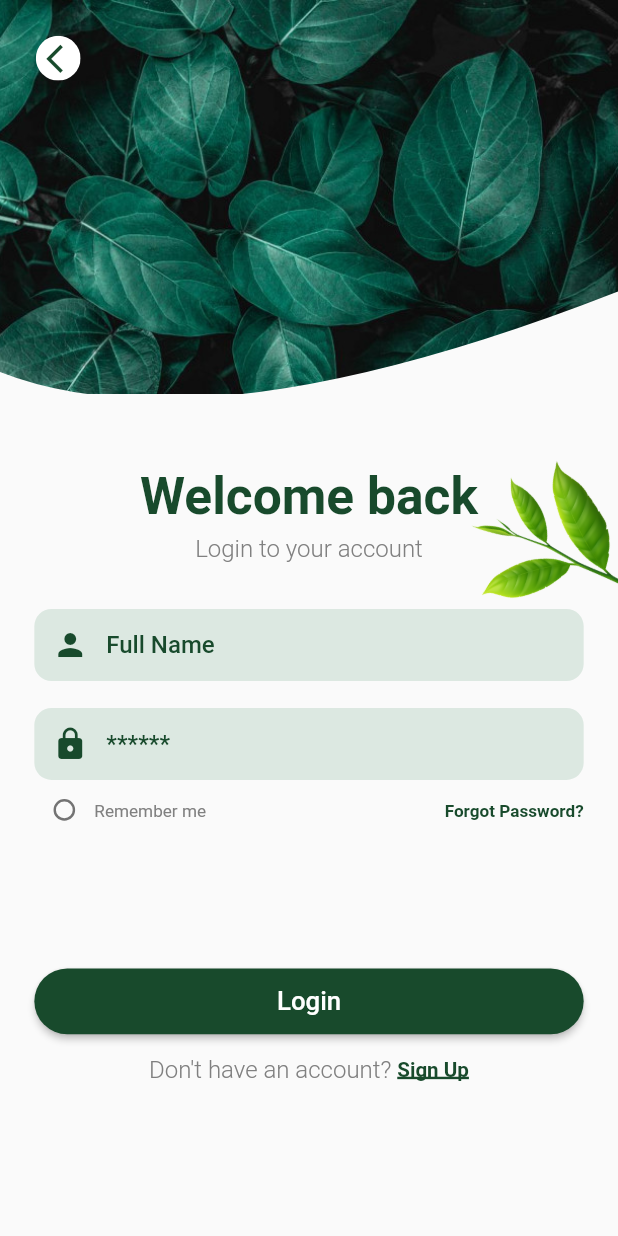
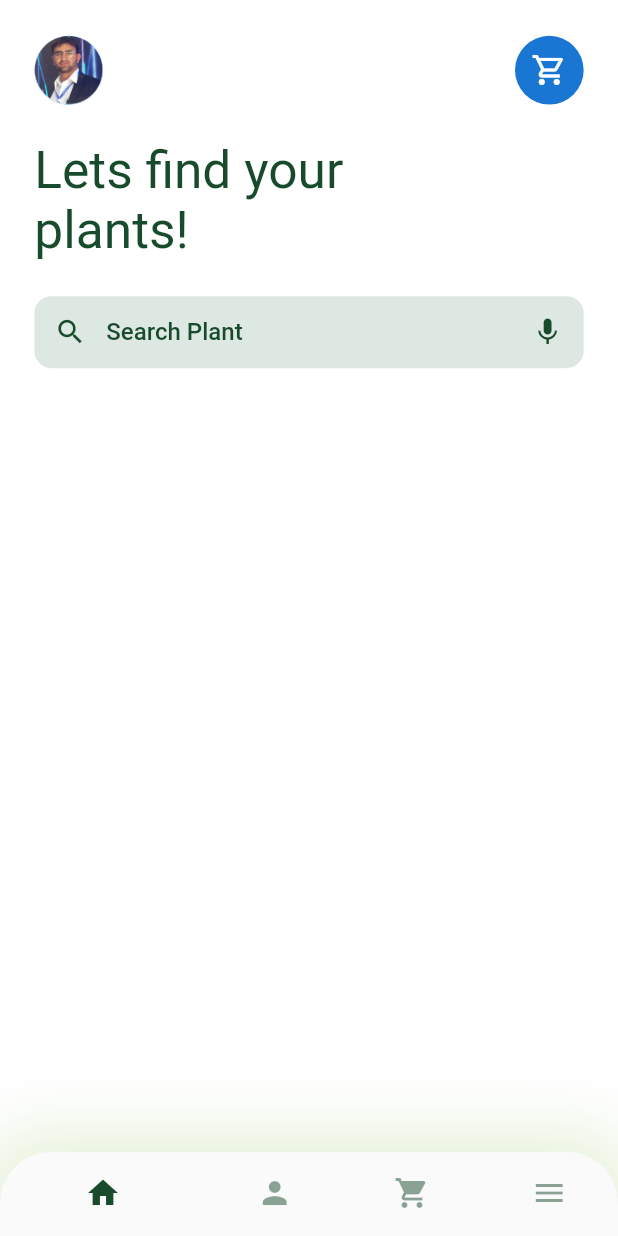
Before and after one commit to Zia9335/flutter-plant-app, a Flutter app: the screen it shows after launch, after a tap on "Login", on a phone screen of 412 x 824 dp. Run offline on Flutter 3.47's test engine with Material 2 defaults, Android fonts, the phone set to English and light mode, and no system bars; our stand-ins replace flutter_screenutil; Roboto replaces fonts that are missing (Poppins).

Commit message:
Home Screen with Search

```diff
--- a/lib/main.dart
+++ b/lib/main.dart
@@ -1,5 +1,6 @@
 import 'package:flutter/material.dart';
 import 'package:flutter_screenutil/flutter_screenutil.dart';
+import 'package:w3/core/constants/colors_constants.dart';
 import 'package:w3/ui/screens/login/login_screen.dart';
 
 void main() {
@@ -21,6 +22,7 @@ class MyApp extends StatelessWidget {
           useInheritedMediaQuery: true,
           title: 'Zia-antonx-task-week-3',
           theme: ThemeData(
+            scaffoldBackgroundColor: Colors.white,
             primarySwatch: Colors.blue,
           ),
           home: LoginScreen(),
--- a/lib/ui/custom_widgets/custom_widgets.dart
+++ b/lib/ui/custom_widgets/custom_widgets.dart
@@ -3,10 +3,6 @@ import 'package:flutter_screenutil/flutter_screenutil.dart';
 import 'package:w3/core/constants/text_style.dart';
 import 'package:w3/core/constants/colors_constants.dart';
 import 'package:w3/core/constants/buttons_style.dart';
-
-
-
-
 
 //This the Clipper of logIn screen top big image
 class LoginScreenClipper extends CustomClipper<Path> {
@@ -30,32 +26,43 @@ class LoginScreenClipper extends CustomClipper<Path> {
   bool shouldReclip(CustomClipper<Path> oldClipper) => false;
 }
 
-
-
-
-
 //Custom Text Field
 class CustomTextField extends StatelessWidget {
   const CustomTextField(
       {Key? key,
-        required this.iconData,
-        this.textInputType,
-        this.obscureText,
-        required this.hintText,
-        this.inputBorder})
+      required this.prefixIconData,
+      this.textInputType,
+      this.obscureText,
+      required this.hintText,
+      this.suffixIconData,
+      this.inputBorder})
       : super(key: key);
+
+  // variables
   final String hintText;
   final bool? obscureText;
   final TextInputType? textInputType;
   final InputBorder? inputBorder;
-  final IconData iconData;
+  final IconData prefixIconData;
+  final IconData? suffixIconData;
   @override
   Widget build(BuildContext context) {
     return TextField(
       keyboardType: textInputType ?? TextInputType.text,
       obscureText: obscureText ?? false,
+
+      //This is the text field style and decoration
       decoration: InputDecoration(
-        prefixIcon: Icon(iconData, color: kDarkGreen),
+        suffixIcon: Icon(
+          suffixIconData,
+          color: kDarkGreen,
+          size: 18.h,
+        ),
+        prefixIcon: Icon(
+          prefixIconData,
+          color: kDarkGreen,
+          size: 18.h,
+        ),
         focusedBorder: OutlineInputBorder(
           borderSide: BorderSide(color: kDarkGreen, width: 1.w),
         ),
@@ -74,55 +81,52 @@ class CustomTextField extends StatelessWidget {
   }
 }
 
-
-
-
-
-
 /* SignUp Screen Text "By signing you agree to our Team
 of use and privacy notice"
  */
 class RichTextAgreeWithTeamText extends StatelessWidget {
-
-
-
   @override
   Widget build(BuildContext context) {
     return RichText(
       textAlign: TextAlign.center,
-      text: TextSpan(
-
-          children: [
-            TextSpan(text: 'By signing you agree to our ',
-              style: kTextFieldHintsTextStyle.copyWith(fontWeight: FontWeight.bold, ),),
-            TextSpan(text: 'Team of use ',
-                style: kTextFieldHintsTextStyle.copyWith(color: kGrey,)),
-            TextSpan(text: '\nand ',
-              style: kTextFieldHintsTextStyle.copyWith(fontWeight: FontWeight.bold),),
-            TextSpan(text: 'privacy notice ',
-                style: kTextFieldHintsTextStyle.copyWith(color: kGrey,)),
-          ]
-      ),);
+      text: TextSpan(children: [
+        TextSpan(
+          text: 'By signing you agree to our ',
+          style: kTextFieldHintsTextStyle.copyWith(
+            fontWeight: FontWeight.bold,
+          ),
+        ),
+        TextSpan(
+            text: 'Team of use ',
+            style: kTextFieldHintsTextStyle.copyWith(
+              color: kGrey,
+            )),
+        TextSpan(
+          text: '\nand ',
+          style: kTextFieldHintsTextStyle.copyWith(fontWeight: FontWeight.bold),
+        ),
+        TextSpan(
+            text: 'privacy notice ',
+            style: kTextFieldHintsTextStyle.copyWith(
+              color: kGrey,
+            )),
+      ]),
+    );
   }
 }
 
-
-
-
 //Custom Elevated Button
 class CustomElevatedButton extends StatelessWidget {
-  const CustomElevatedButton({
-    Key? key, required this.function, required this.buttonText
-  }) : super(key: key);
+  const CustomElevatedButton(
+      {Key? key, required this.function, required this.buttonText})
+      : super(key: key);
   final VoidCallback function;
   final String buttonText;
-
 
   @override
   Widget build(BuildContext context) {
     return ElevatedButton(
       onPressed: function,
-
       child: Padding(
         padding: EdgeInsets.symmetric(
           vertical: 10.0.h,
@@ -136,8 +140,6 @@ class CustomElevatedButton extends StatelessWidget {
     );
   }
 }
-
-
 
 // repeated Small Leaves Picture
 class SmallLeavesPicture extends StatelessWidget {
@@ -165,14 +167,10 @@ class SmallLeavesPicture extends StatelessWidget {
   }
 }
 
-
-
-
 // repeated CircularBackButton
 class CircularBackButton extends StatelessWidget {
-  const CircularBackButton({
-    Key? key, required this.onTapFuction
-  }) : super(key: key);
+  const CircularBackButton({Key? key, required this.onTapFuction})
+      : super(key: key);
 
   final VoidCallback onTapFuction;
 
@@ -200,3 +198,25 @@ class CircularBackButton extends StatelessWidget {
     );
   }
 }
+
+// repeated Gesture Detector CircularAvatar
+class GestureCircularAvatar extends StatelessWidget {
+  const GestureCircularAvatar(
+      {Key? key, required this.function, this.child, this.imageUrl})
+      : super(key: key);
+
+  final VoidCallback function;
+  final Widget? child;
+  final imageUrl;
+  @override
+  Widget build(BuildContext context) {
+    return GestureDetector(
+      onTap: function,
+      child: CircleAvatar(
+        backgroundImage: imageUrl == null ? null : AssetImage(imageUrl),
+        child: child,
+        radius: 20.r,
+      ),
+    );
+  }
+}
--- a/lib/ui/screens/home/home_screen.dart
+++ b/lib/ui/screens/home/home_screen.dart
@@ -0,0 +1,91 @@
+import 'package:flutter/material.dart';
+import 'package:flutter_screenutil/flutter_screenutil.dart';
+import 'package:w3/core/constants/colors_constants.dart';
+import 'package:w3/ui/custom_widgets/custom_widgets.dart';
+import 'package:w3/core/constants/text_style.dart';
+import 'package:w3/core/constants/buttons_style.dart';
+import 'package:w3/ui/screens/signup/signup_screen.dart';
+
+class HomeScreen extends StatefulWidget {
+  const HomeScreen({Key? key}) : super(key: key);
+
+  @override
+  State<HomeScreen> createState() => _HomeScreenState();
+}
+
+class _HomeScreenState extends State<HomeScreen> {
+  @override
+  Widget build(BuildContext context) {
+    return SafeArea(
+      child: Scaffold(
+        body: SingleChildScrollView(
+          child: Padding(
+            padding: EdgeInsets.only(top: 20.h, left: 20.w, right: 20.w),
+            child:
+                Column(crossAxisAlignment: CrossAxisAlignment.start, children: [
+              //circular profile and cart icon
+              Row(
+                mainAxisAlignment: MainAxisAlignment.spaceBetween,
+                children: [
+                  GestureCircularAvatar(
+                    function: () {},
+                    imageUrl: "assets/images/profile_picture.png",
+                  ),
+
+                  // gestureDetector for cart icon
+                  GestureCircularAvatar(
+                    function: () {},
+                    child: const Icon(
+                      Icons.shopping_cart_outlined,
+                    ),
+                  ),
+
+                  // cart  circular icon
+                ],
+              ),
+
+              SizedBox(height: 20.h),
+
+              //Header Text: Lets find your plants!
+              Text(
+                'Lets find your \nplants!',
+                style: kH1TextStyle.copyWith(
+                    fontWeight: FontWeight.normal, fontSize: 30.sp),
+              ),
+
+              SizedBox(height: 20.h),
+
+              //Search Text Field Find your plants in just a few clicks!
+              const CustomTextField(
+                prefixIconData: Icons.search,
+                hintText: 'Search Plant',
+                suffixIconData: Icons.mic,
+              ),
+            ]),
+          ),
+        ),
+      ),
+    );
+  }
+}
+
+class GestureCircularAvatar extends StatelessWidget {
+  const GestureCircularAvatar(
+      {Key? key, required this.function, this.child, this.imageUrl})
+      : super(key: key);
+
+  final VoidCallback function;
+  final Widget? child;
+  final imageUrl;
+  @override
+  Widget build(BuildContext context) {
+    return GestureDetector(
+      onTap: function,
+      child: CircleAvatar(
+        backgroundImage: imageUrl == null ? null : AssetImage(imageUrl),
+        child: child,
+        radius: 20.r,
+      ),
+    );
+  }
+}
--- a/lib/ui/screens/login/login_screen.dart
+++ b/lib/ui/screens/login/login_screen.dart
@@ -4,7 +4,9 @@ import 'package:w3/core/constants/colors_constants.dart';
 import 'package:w3/ui/custom_widgets/custom_widgets.dart';
 import 'package:w3/core/constants/text_style.dart';
 import 'package:w3/core/constants/buttons_style.dart';
+import 'package:w3/ui/screens/root_screen.dart';
 import 'package:w3/ui/screens/signup/signup_screen.dart';
+
 class LoginScreen extends StatefulWidget {
   LoginScreen({Key? key}) : super(key: key);
 
@@ -15,13 +17,13 @@ class LoginScreen extends StatefulWidget {
 class _LoginScreenState extends State<LoginScreen> {
   //final _formKey = GlobalKey<FormState>();
   bool? value = false;
-  double height=0;
-  double width=0;
+  double height = 0;
+  double width = 0;
 
   @override
   Widget build(BuildContext context) {
-    height =MediaQuery.of(context).size.height;
-    width =MediaQuery.of(context).size.width;
+    height = MediaQuery.of(context).size.height;
+    width = MediaQuery.of(context).size.width;
     return SafeArea(
       child: Scaffold(
         body: SingleChildScrollView(
@@ -43,20 +45,25 @@ class _LoginScreenState extends State<LoginScreen> {
                   ),
 
                   //top back arrow icon Button
-                  CircularBackButton(onTapFuction: (){},),
+                  CircularBackButton(
+                    onTapFuction: () {},
+                  ),
 
                   //small leaves picture
-                  SmallLeavesPicture(positionFromTop: height <690 ?220.h: 260.h,),
+                  SmallLeavesPicture(
+                    positionFromTop: height < 690 ? 220.h : 260.h,
+                  ),
 
                   //Welcome text + login to your account text
                   Positioned.fill(
-                    top: height <690 ?220.h: 260.h,
+                    top: height < 690 ? 220.h : 260.h,
                     bottom: null,
                     child: Column(
                       children: [
                         Text(
                           'Welcome back',
-                          style:kH1TextStyle,),
+                          style: kH1TextStyle,
+                        ),
                         SizedBox(
                           height: 5.0.h,
                         ),
@@ -70,17 +77,16 @@ class _LoginScreenState extends State<LoginScreen> {
                 ],
               ),
 
-
               //text fields, forgot password, LogIn Button, SignUp Detector
               Padding(
-                padding: EdgeInsets.fromLTRB(20.0.w, height < 690 ?80 : 120.0.h, 20.0.w, 10.0.h),
+                padding: EdgeInsets.fromLTRB(
+                    20.0.w, height < 690 ? 80 : 120.0.h, 20.0.w, 10.0.h),
                 child: Column(
                   crossAxisAlignment: CrossAxisAlignment.stretch,
                   children: [
-
                     //full name text field
                     const CustomTextField(
-                      iconData: Icons.person,
+                      prefixIconData: Icons.person,
                       hintText: 'Full Name',
                       obscureText: false,
                       textInputType: TextInputType.name,
@@ -93,12 +99,11 @@ class _LoginScreenState extends State<LoginScreen> {
 
                     //Password text field
                     const CustomTextField(
-                      iconData: Icons.lock,
+                      prefixIconData: Icons.lock,
                       hintText: '******',
                       obscureText: true,
                       textInputType: TextInputType.visiblePassword,
                     ),
-
 
                     //checkbox & forgot Password detector
                     Row(
@@ -121,7 +126,7 @@ class _LoginScreenState extends State<LoginScreen> {
                             shape: const CircleBorder(),
                           ),
                         ),
-                         Text(
+                        Text(
                           'Remember me',
                           style: k4TextStyleLogInScreen,
                         ),
@@ -139,17 +144,24 @@ class _LoginScreenState extends State<LoginScreen> {
                       ],
                     ),
 
-
                     //
                     SizedBox(
-                     // height: 80.0.h,
-                      height: height <690 ?30.h: 70.h,
+                      // height: 80.0.h,
+                      height: height < 690 ? 30.h : 70.h,
                     ),
 
                     // Login Button
-                    CustomElevatedButton(function:(){},
-                        buttonText: 'Login',
-                      ),
+                    CustomElevatedButton(
+                      function: () {
+                        Navigator.push(
+                          context,
+                          MaterialPageRoute(
+                            builder: (context) => RootScreen(),
+                          ),
+                        );
+                      },
+                      buttonText: 'Login',
+                    ),
 
                     //
                     SizedBox(
@@ -160,7 +172,6 @@ class _LoginScreenState extends State<LoginScreen> {
                     Row(
                       mainAxisAlignment: MainAxisAlignment.center,
                       children: [
-
                         Text(
                           'Don\'t have an account? ',
                           style: kH2TextStyle,
@@ -169,9 +180,10 @@ class _LoginScreenState extends State<LoginScreen> {
                         //Sign Up detector
                         GestureDetector(
                           onTap: () {
-                            Navigator.push(
-                                context, MaterialPageRoute(builder:
-                                (context){return SignUpScreen();}));
+                            Navigator.push(context,
+                                MaterialPageRoute(builder: (context) {
+                              return SignUpScreen();
+                            }));
                           },
                           child: Text(
                             'Sign Up',
--- /dev/null
+++ b/lib/ui/screens/root_screen.dart
@@ -0,0 +1,101 @@
+import 'package:flutter/material.dart';
+import 'package:flutter_screenutil/flutter_screenutil.dart';
+import 'package:w3/core/constants/colors_constants.dart';
+import 'package:w3/ui/screens/home/home_screen.dart';
+import 'package:w3/ui/custom_widgets/custom_widgets.dart';
+import 'package:w3/core/constants/text_style.dart';
+import 'package:w3/core/constants/buttons_style.dart';
+import 'package:w3/ui/screens/signup/signup_screen.dart';
+
+class RootScreen extends StatefulWidget {
+  const RootScreen({Key? key}) : super(key: key);
+
+  @override
+  State<RootScreen> createState() => _RootScreenState();
+}
+
+class _RootScreenState extends State<RootScreen> {
+  int _selectedIndex = 0;
+  List<Widget> pagesList = [
+    HomeScreen(),
+  ];
+
+  //button navigation bar items ontab function
+  void _onItemTapped(int index) {
+    setState(() {
+      _selectedIndex = index;
+    });
+  }
+
+  @override
+  Widget build(BuildContext context) {
+    return SafeArea(
+      child: Scaffold(
+        body: pagesList[0],
+
+        //bottom navigation bar
+        bottomNavigationBar: Container(
+          decoration: BoxDecoration(
+            color: Colors.white,
+            borderRadius: BorderRadius.only(
+                topRight: Radius.circular(30.r),
+                topLeft: Radius.circular(30.r)),
+            boxShadow: [
+              BoxShadow(
+                  color: kGreen.withOpacity(0.2),
+                  spreadRadius: 10.r,
+                  blurRadius: 35.r),
+            ],
+          ),
+          child: ClipRRect(
+            borderRadius: BorderRadius.only(
+              topLeft: Radius.circular(30.0.r),
+              topRight: Radius.circular(30.0.r),
+            ),
+
+            //bottom navigation bar items
+            child: BottomNavigationBar(
+
+                //selected item color
+                selectedItemColor: kDarkGreen,
+                currentIndex: _selectedIndex,
+                unselectedItemColor: kDarkGreen.withOpacity(0.5),
+                showSelectedLabels: false,
+                // type: BottomNavigationBarType.shifting,
+
+                onTap: (value) {
+                  _onItemTapped(value);
+                },
+
+                //bottom navigation bar items list
+                items: const <BottomNavigationBarItem>[
+                  //home icon
+                  BottomNavigationBarItem(
+                    icon: Icon(Icons.home),
+                    label: 'Home',
+                  ),
+
+                  //Person icon
+                  BottomNavigationBarItem(
+                    icon: Icon(Icons.person),
+                    label: 'Person',
+                  ),
+
+                  //shopping cart icon
+                  BottomNavigationBarItem(
+                    icon: Icon(Icons.shopping_cart),
+                    label: 'shopping cart',
+                  ),
+
+                  //more icon
+                  BottomNavigationBarItem(
+                    icon: Icon(Icons.menu),
+                    label: 'Menu',
+                  ),
+                ]),
+          ),
+        ),
+      ),
+    );
+  }
+}
--- a/lib/ui/screens/signup/signup_screen.dart
+++ b/lib/ui/screens/signup/signup_screen.dart
@@ -1,85 +1,104 @@
-import 'package:flutter/cupertino.dart';
 import 'package:flutter/material.dart';
 import 'package:flutter_screenutil/flutter_screenutil.dart';
-import 'package:w3/core/constants/colors_constants.dart';
 import 'package:w3/ui/custom_widgets/custom_widgets.dart';
 import 'package:w3/core/constants/text_style.dart';
-import 'package:w3/core/constants/buttons_style.dart';
 
+// ignore: must_be_immutable
 class SignUpScreen extends StatelessWidget {
   SignUpScreen({Key? key}) : super(key: key);
 
-   double height=0;
-   double width=0;
+  double height = 0;
+  double width = 0;
   @override
   Widget build(BuildContext context) {
-    height =MediaQuery.of(context).size.height;
-    width =MediaQuery.of(context).size.width;
-    return  SafeArea(
+    height = MediaQuery.of(context).size.height;
+    width = MediaQuery.of(context).size.width;
+    return SafeArea(
       child: Scaffold(
         body: SingleChildScrollView(
           child: Stack(
             children: [
-
               //top back arrow icon Button
-                CircularBackButton(onTapFuction: (){Navigator.pop(context);},),
+              CircularBackButton(
+                onTapFuction: () {
+                  Navigator.pop(context);
+                },
+              ),
 
               //small leaves picture
-                SmallLeavesPicture(positionFromTop: height <690 ?20.h: 60.h,),
-
+              SmallLeavesPicture(
+                positionFromTop: height < 690 ? 20.h : 60.h,
+              ),
 
               Padding(
-                  padding: EdgeInsets.only(top: 80.h, bottom: 10.h,left: 20.w,right: 20.w ),
+                padding: EdgeInsets.only(
+                    top: 80.h, bottom: 10.h, left: 20.w, right: 20.w),
                 child: Column(
                   crossAxisAlignment: CrossAxisAlignment.stretch,
-
                   children: [
                     //register header1 text
                     Center(
-                        child: Text('Register',
-                        style: kH1TextStyle,),
+                      child: Text(
+                        'Register',
+                        style: kH1TextStyle,
                       ),
-                      SizedBox(height: 5.h,),
-
+                    ),
+                    SizedBox(
+                      height: 5.h,
+                    ),
 
                     //create your ... header2 text
                     Center(
-                        child: Text('Create your new account',
-                        style: kH2TextStyle,),
+                      child: Text(
+                        'Create your new account',
+                        style: kH2TextStyle,
                       ),
-                       SizedBox(height: 15.h,),
-
+                    ),
+                    SizedBox(
+                      height: 15.h,
+                    ),
 
                     //Full name text Field
-                      const CustomTextField(iconData: Icons.person, hintText: 'Full Name'),
-                      SizedBox(height: 15.h,),
-
+                    const CustomTextField(
+                        prefixIconData: Icons.person, hintText: 'Full Name'),
+                    SizedBox(
+                      height: 15.h,
+                    ),
 
                     //Email text field
-                      const CustomTextField(iconData: Icons.email, hintText: 'asd123@gmail.com'),
-                      SizedBox(height: 15.h,),
-
+                    const CustomTextField(
+                        prefixIconData: Icons.email,
+                        hintText: 'asd123@gmail.com'),
+                    SizedBox(
+                      height: 15.h,
+                    ),
 
                     //Password text field
-                      const CustomTextField(iconData: Icons.lock, hintText:'Password'),
-                      SizedBox(height: 15.h,),
-
+                    const CustomTextField(
+                        prefixIconData: Icons.lock, hintText: 'Password'),
+                    SizedBox(
+                      height: 15.h,
+                    ),
 
                     //Confirm password text field
-                      const CustomTextField(iconData: Icons.lock, hintText: 'Confirm Password'),
-                      SizedBox(height: 15.h,),
-
+                    const CustomTextField(
+                        prefixIconData: Icons.lock,
+                        hintText: 'Confirm Password'),
+                    SizedBox(
+                      height: 15.h,
+                    ),
 
                     /* SignUp Screen Text "By signing you agree to our Team
                           of use and privacy notice"*/
                     RichTextAgreeWithTeamText(),
 
                     SizedBox(
-                        height: height <690 ?50.h: 100.h,
+                      height: height < 690 ? 50.h : 100.h,
                     ),
 
                     //Sign Up Button
-                      CustomElevatedButton(function: (){}, buttonText: 'Sign Up'),
+                    CustomElevatedButton(
+                        function: () {}, buttonText: 'Sign Up'),
 
                     SizedBox(
                       height: 10.h,
@@ -89,7 +108,6 @@ class SignUpScreen extends StatelessWidget {
                     Row(
                       mainAxisAlignment: MainAxisAlignment.center,
                       children: [
-
                         Text(
                           'I have already account ',
                           style: kH2TextStyle,
@@ -107,16 +125,13 @@ class SignUpScreen extends StatelessWidget {
                         )
                       ],
                     ),
-
-
-
                   ],
                 ),
               )
             ],
           ),
         ),
-
-    ));
+      ),
+    );
   }
 }
```
Also changed, not shown: assets/images/profile_picture.png (added), lib/ui/screens/root-Screen-view-model.dart (added). Lines whose indentation alone changed are shown as unchanged.
